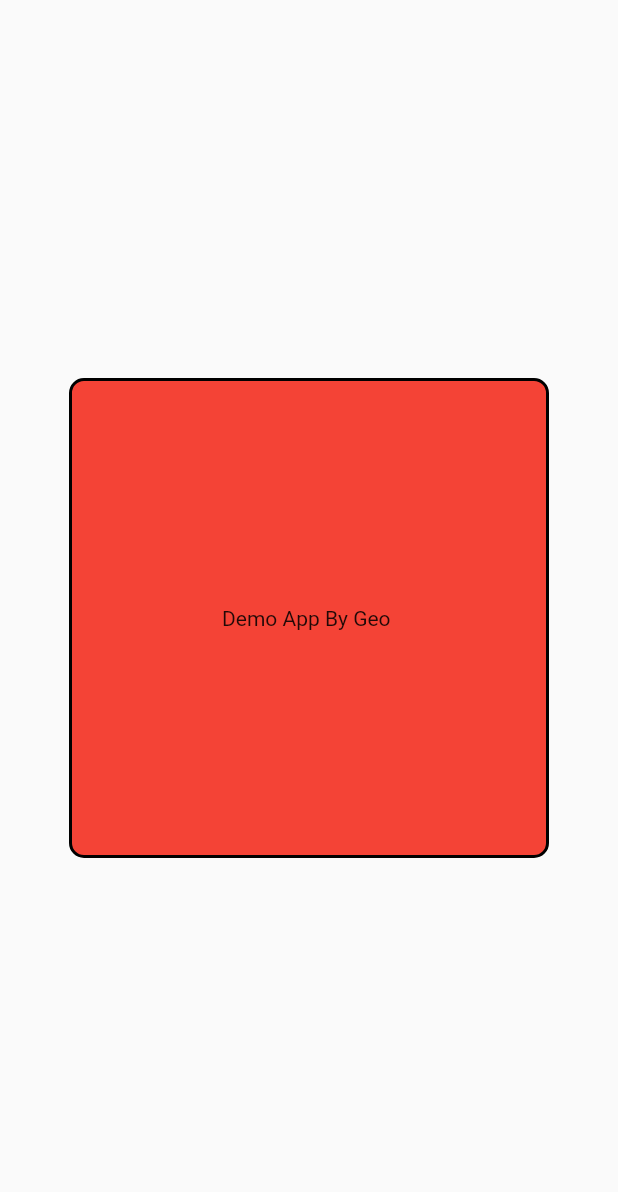
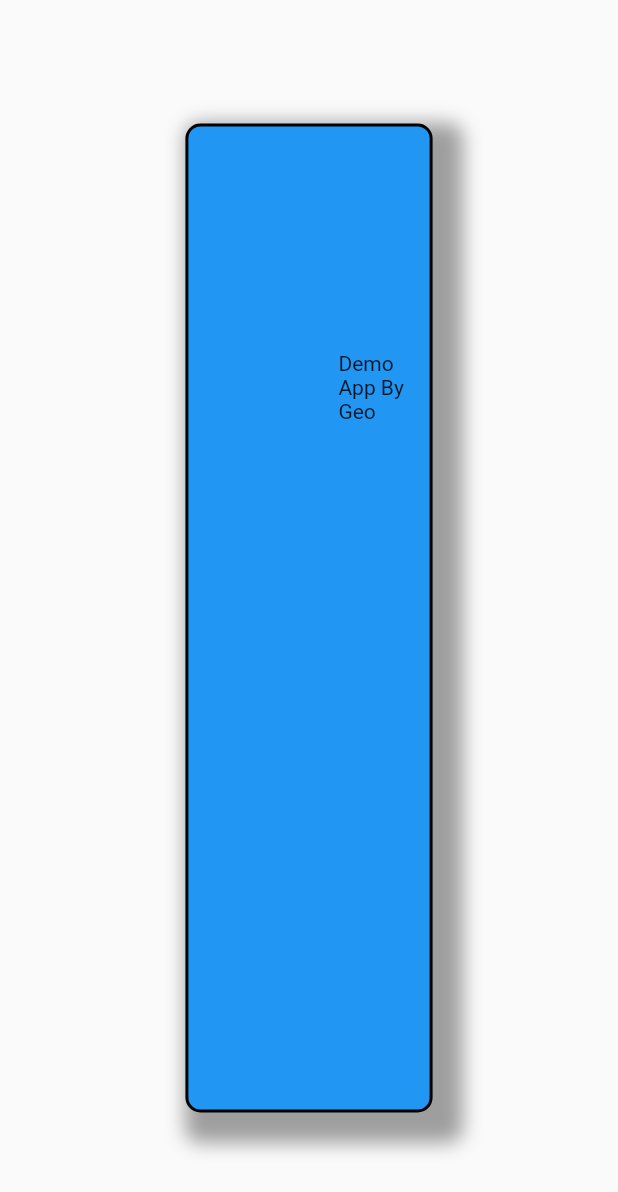
Before and after one commit to Geothomas1/Flutter.Dev, a Flutter app: the screen it shows after launch, on a phone screen of 412 x 824 dp. Shown: the top 1192 px of the screen. Run offline on Flutter 3.47's test engine with Material 2 defaults, Android fonts, the phone set to English and light mode, and no system bars.

Commit message:
BuildContext over to other custom widget called basicWidget.dart

```diff
--- a/flutter_application_1/lib/app.dart
+++ b/flutter_application_1/lib/app.dart
@@ -1,4 +1,5 @@
 import 'package:flutter/material.dart';
+import './widgets/basicWidget.dart';
 
 class App extends StatelessWidget {
   @override
@@ -6,22 +7,7 @@ class App extends StatelessWidget {
     return MaterialApp(
       title: 'Demo App',
       home: Scaffold(
-        body: Center(
-          child: Container(
-            width: 320,
-            height: 320,
-            margin: EdgeInsets.all(10),
-            padding: EdgeInsets.only(left:100,top:150),
-            decoration: BoxDecoration(
-                color: Colors.red,
-                border: Border.all(
-                  color: Colors.black,
-                  width: 2,
-                ),
-                borderRadius: BorderRadius.circular(10)),
-            child: Text('Demo App By Geo'),
-          ),
-        ),
+        body: Center(child: basicWidget()),
       ),
     );
   }
--- a/flutter_application_1/lib/main.dart
+++ b/flutter_application_1/lib/main.dart
@@ -1,7 +1,6 @@
 import 'package:flutter/material.dart';
 import './app.dart';
+
 void main() {
-  runApp(
-    App()
-  );
+  runApp(App());
 }
--- /dev/null
+++ b/flutter_application_1/lib/widgets/basicWidget.dart
@@ -0,0 +1,31 @@
+import 'package:flutter/material.dart';
+
+class basicWidget extends StatelessWidget {
+  @override
+  Widget build(BuildContext context) {
+    return Container(
+      width: MediaQuery.of(context).size.width*0.4,
+      height: MediaQuery.of(context).size.height*0.8,
+      margin: EdgeInsets.all(0),
+      padding: EdgeInsets.only(left: 100, top: 150),
+      decoration: BoxDecoration(
+          color: Colors.blue,
+          border: Border.all(
+            color: Colors.black,
+            width: 2,
+          ),
+          borderRadius: BorderRadius.circular(10),
+          boxShadow:[
+            BoxShadow(
+            color:Colors.grey,
+            spreadRadius:10,
+            blurRadius: 10,
+            offset: Offset(
+              10,10
+            ),
+          ),
+          ]),
+      child: Text('Demo App By Geo'),
+    );
+  }
+}
```
